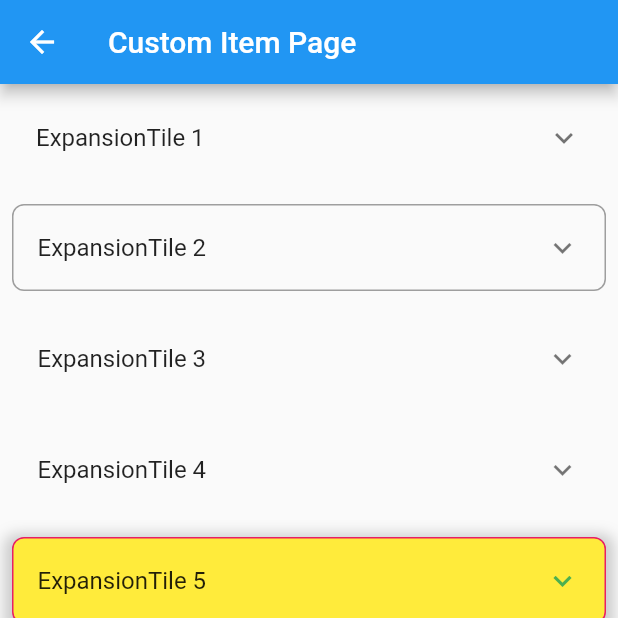
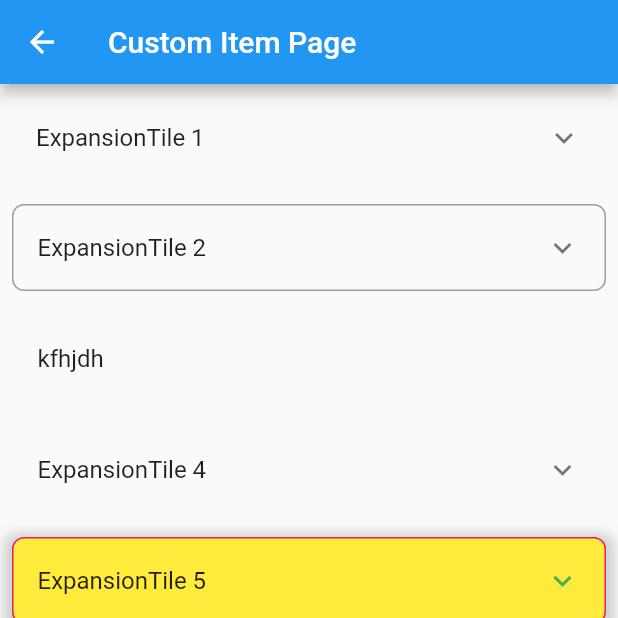
Before and after one commit to congthanhng/Expansion-Tile-Group, a Flutter app: the ExampleNormalItemPage screen opened by its route, on a phone screen of 412 x 824 dp, the top half of it. Run offline on Flutter 3.47's test engine with Material 2 defaults, Android fonts, the light colour scheme and no system bars.

Commit message:
Update to version 1.0.0

```diff
--- a/example/lib/cases/example_normal_item_page.dart
+++ b/example/lib/cases/example_normal_item_page.dart
@@ -23,34 +23,27 @@ class ExampleNormalItemPage extends StatelessWidget {
                   ExpansionTileWithoutBorderItem(
                     title: const Text('ExpansionTile 1'),
                     children: [
-                      Material(
-                        child: InkWell(
-                          onTap: () {},
-                          child: const Text(
-                              '''Null am eleifend ultrices tortor, sit amet gravida sapien cursus vitae. Duis rutrum convallis erat et ultrices. Morbi a luctus ligula, at varius ligula. Nam mollis sapien ac nunc hendrerit consequat. Cras posuere metus felis, at pellentesque sem ornare id. Praesent ut nunc aliquam, dictum felis eu, congue metus. Nunc vitae elit eros. In eu dui pharetra, varius metus a, efficitur eros.'''),
-                        ),
-                      ),
+                      const Text(
+                          '''Null am eleifend ultrices tortor, sit amet gravida sapien cursus vitae. Duis rutrum convallis erat et ultrices. Morbi a luctus ligula, at varius ligula. Nam mollis sapien ac nunc hendrerit consequat. Cras posuere metus felis, at pellentesque sem ornare id. Praesent ut nunc aliquam, dictum felis eu, congue metus. Nunc vitae elit eros. In eu dui pharetra, varius metus a, efficitur eros.'''),
                     ],
                   ),
                   ExpansionTileBorderItem(
                     title: const Text('ExpansionTile 2'),
                     children: [
-                      Material(
-                        child: InkWell(
-                          onTap: () {},
-                          child: const Text(
-                              ''' Nullam eleifend ultrices tortor, sit amet gravida sapien cursus vitae. Duis rutrum convallis erat et ultrices. Morbi a luctus ligula, at varius ligula. Nam mollis sapien ac nunc hendrerit consequat. Cras posuere metus felis, at pellentesque sem ornare id. Praesent ut nunc aliquam, dictum felis eu, congue metus. Nunc vitae elit eros. In eu dui pharetra, varius metus a, efficitur eros.'''),
-                        ),
-                      ),
+                      const Text(
+                          ''' Nullam eleifend ultrices tortor, sit amet gravida sapien cursus vitae. Duis rutrum convallis erat et ultrices. Morbi a luctus ligula, at varius ligula. Nam mollis sapien ac nunc hendrerit consequat. Cras posuere metus felis, at pellentesque sem ornare id. Praesent ut nunc aliquam, dictum felis eu, congue metus. Nunc vitae elit eros. In eu dui pharetra, varius metus a, efficitur eros.'''),
                     ],
                   ),
-                  const ExpansionTileItem(
-                    title: Text('ExpansionTile 3'),
+                  ExpansionTileItem(
+                    title: Text('kfhjdh '),
                     expendedBorderColor: Colors.blue,
+                    isHasTrailing: false,
                     children: [
-                      Text(
-                          ''' Nullam eleifend ultrices tortor, sit amet gravida sapien cursus vitae. Duis rutrum convallis erat et ultrices. Morbi a luctus ligula, at varius ligula. Nam mollis sapien ac nunc hendrerit consequat. Cras posuere metus felis, at pellentesque sem ornare id. Praesent ut nunc aliquam, dictum felis eu, congue metus. Nunc vitae elit eros. In eu dui pharetra, varius metus a, efficitur eros.'''),
-                    ],
+                      ListTile(
+                        contentPadding: EdgeInsets.zero,
+                        title: Text('Nullam eleifend ultrices tortor, sit amet gravida sapien cursus vitae. Duis rutrum convallis erat et ultrices. Morbi a luctus ligula, at varius ligula. '),
+                      ),
+                                          ],
                   ),
                   const ExpansionTileItem(
                     title: Text('ExpansionTile 4'),
--- a/lib/src/core/expansion_tile_custom.dart
+++ b/lib/src/core/expansion_tile_custom.dart
@@ -70,7 +70,8 @@ class ExpansionTileCustom extends StatefulWidget {
       this.isHasTopBorder = true,
       this.isHasBottomBorder = true,
       this.isHasLeftBorder = false,
-      this.isHasRightBorder = false})
+      this.isHasRightBorder = false,
+      this.isHasTrailing = true})
       : assert(
           expandedCrossAxisAlignment != CrossAxisAlignment.baseline,
           'CrossAxisAlignment.baseline is not supported since the expanded children '
@@ -324,6 +325,8 @@ class ExpansionTileCustom extends StatefulWidget {
   final bool isHasLeftBorder;
   final bool isHasRightBorder;
 
+  final bool isHasTrailing;
+
   @override
   State<ExpansionTileCustom> createState() => ExpansionTileCustomState();
 }
@@ -513,7 +516,9 @@ class ExpansionTileCustomState extends State<ExpansionTileCustom>
                 leading: widget.leading ?? _buildLeadingIcon(context),
                 title: widget.title,
                 subtitle: widget.subtitle,
-                trailing: widget.trailing ?? _buildTrailingIcon(context),
+                trailing: widget.isHasTrailing == true
+                    ? widget.trailing ?? _buildTrailingIcon(context)
+                    : null,
               ),
             ),
           ),
--- a/lib/src/types/expansion_tile_item.dart
+++ b/lib/src/types/expansion_tile_item.dart
@@ -37,7 +37,8 @@ class ExpansionTileItem extends StatelessWidget {
       this.isHasTopBorder,
       this.isHasLeftBorder,
       this.isHasBottomBorder,
-      this.isHasRightBorder})
+      this.isHasRightBorder,
+      this.isHasTrailing})
       : super(key: key);
 
   /// The primary content of the list item.
@@ -290,8 +291,10 @@ class ExpansionTileItem extends StatelessWidget {
   final bool? isHasLeftBorder;
   final bool? isHasRightBorder;
 
-  ExpansionTileItem copyWith({
-    Key? key,
+  final bool? isHasTrailing;
+
+  ExpansionTileItem copyWith(
+      {Key? key,
       Widget? title,
       List<Widget>? children,
       ValueChanged<bool>? onExpansionChanged,
@@ -324,7 +327,7 @@ class ExpansionTileItem extends StatelessWidget {
       bool? isHasBottomBorder,
       bool? isHasLeftBorder,
       bool? isHasRightBorder,
-  }) {
+      bool? isHasTrailing}) {
     return ExpansionTileItem(
       key: key ?? this.key,
       title: title ?? this.title,
@@ -363,6 +366,7 @@ class ExpansionTileItem extends StatelessWidget {
       isHasRightBorder: isHasRightBorder ?? this.isHasRightBorder,
       isHasLeftBorder: isHasLeftBorder ?? this.isHasLeftBorder,
       isHasBottomBorder: isHasBottomBorder ?? this.isHasBottomBorder,
+      isHasTrailing: isHasTrailing ?? this.isHasTrailing,
       children: children ?? this.children,
     );
   }
@@ -404,6 +408,7 @@ class ExpansionTileItem extends StatelessWidget {
         isHasLeftBorder: isHasLeftBorder ?? false,
         isHasRightBorder: isHasRightBorder ?? false,
         isHasTopBorder: isHasTopBorder ?? true,
+        isHasTrailing: isHasTrailing ?? true,
         children: children ?? [],
       ),
     );
--- a/pubspec.yaml
+++ b/pubspec.yaml
@@ -6,7 +6,7 @@ issue_tracker: https://github.com/congthanhng/Expansion-Tile-Group/issues
 funding:
   - https://www.buymeacoffee.com/congthanhng
 
-version: 0.0.1
+version: 1.0.0
 environment:
   sdk: '>=2.18.0 <3.0.0'
   flutter: ">=1.17.0"
```
Also changed, not shown: 3 other files. Lines whose indentation alone changed are shown as unchanged.
